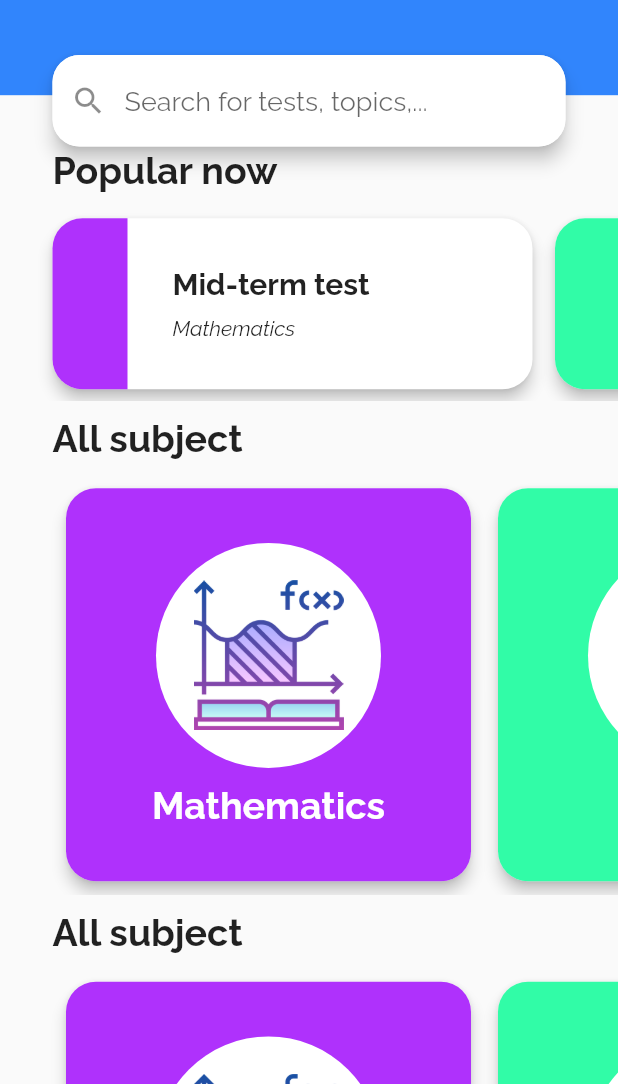
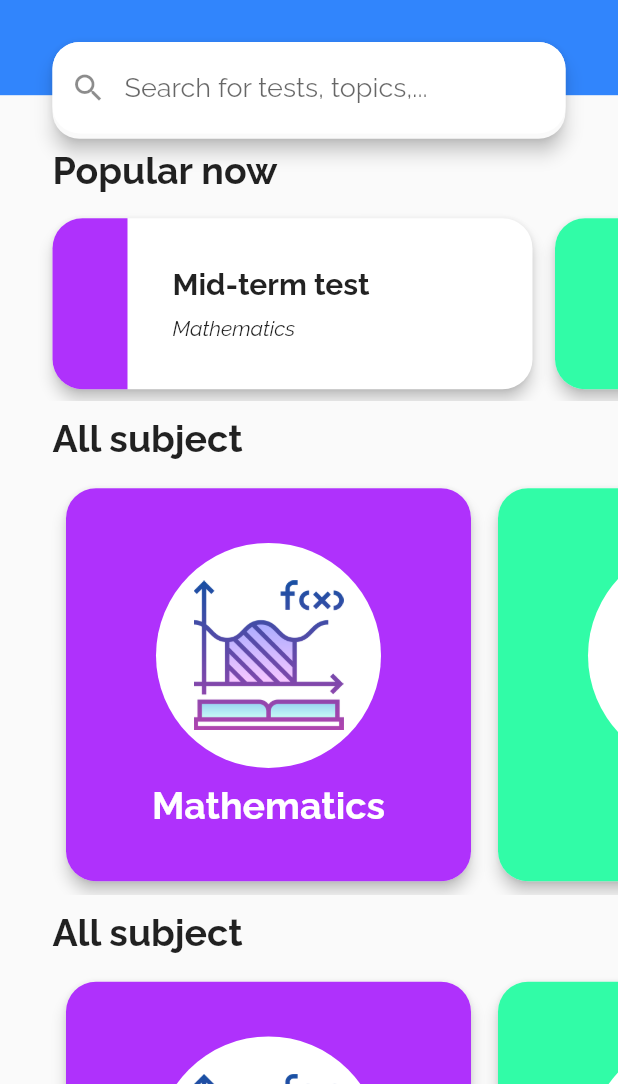
Before and after one commit to CS426FinalProject/eazylearn-frontend, a Flutter app: the screen it shows after launch, on a phone screen of 412 x 824 dp, the part 152-1236 px from its top. Run offline on Flutter 3.47's test engine with Material 2 defaults, Android fonts, the light colour scheme and no system bars; our stand-ins replace email_validator, expandable; accounts and stored records are empty.

Commit message:
search bar at home screen fixed

```diff
--- a/lib/screens/home_screen.dart
+++ b/lib/screens/home_screen.dart
@@ -111,7 +111,22 @@ class _HomeScreenState extends State<HomeScreen> {
                     ))
               ],
             ),
-            _buildTextFormField(),
+            Column(
+              children: [
+                Expanded(
+                    flex: 4,
+                    child: Column(
+                      children: [
+                        Expanded(flex: 2, child: SizedBox.shrink()),
+                        Expanded(flex: 1, child: _buildTextFormField()),
+                      ],
+                    )),
+                Expanded(
+                  flex: 13,
+                  child: SizedBox.shrink(),
+                )
+              ],
+            ),
           ],
         ),
       ),
@@ -120,7 +135,7 @@ class _HomeScreenState extends State<HomeScreen> {
 
   Widget _buildTextFormField() {
     return Padding(
-      padding: EdgeInsets.only(left: 35, right: 35, top: 138),
+      padding: EdgeInsets.only(left: 35, right: 35),
       child: Material(
         borderRadius: BorderRadius.all(Radius.circular(18)),
         elevation: 5,
```
